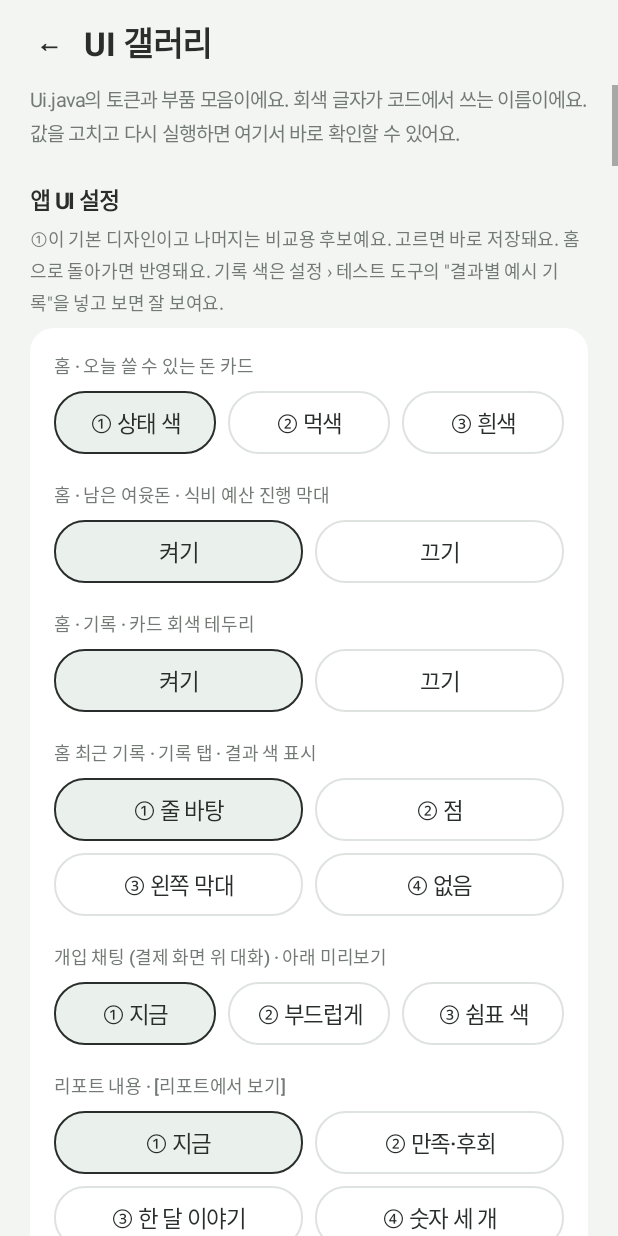
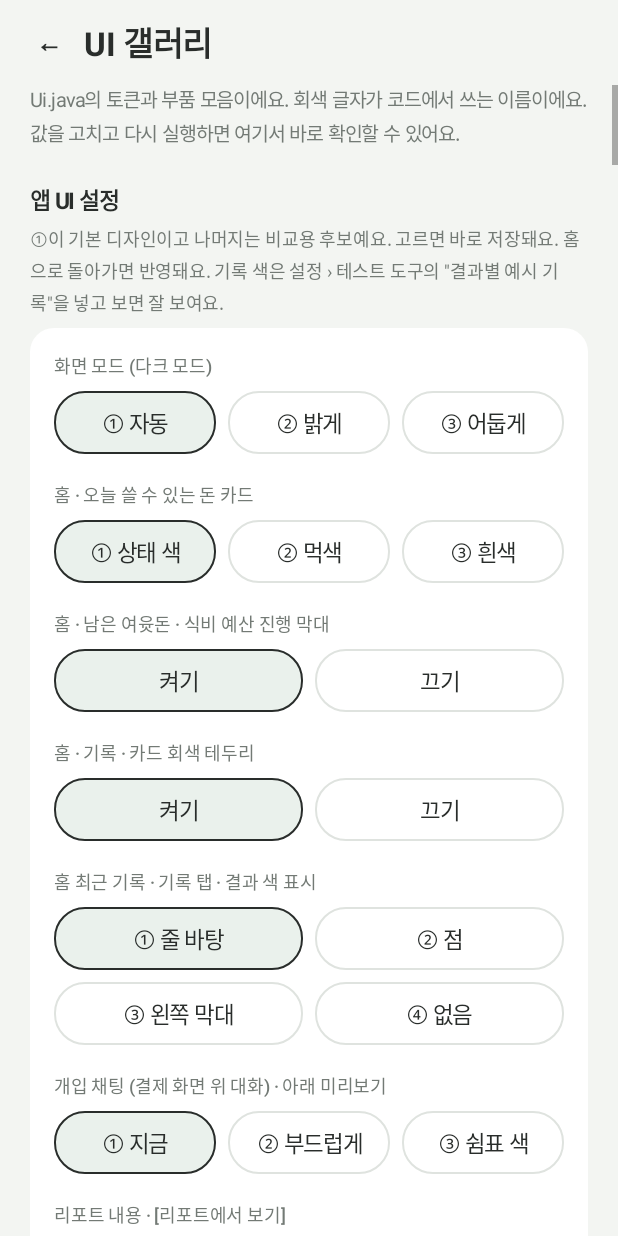
Before and after one commit to minttkd/Comma, an Android app: the UiGalleryActivity screen opened directly, with no data from a screen before it, on a phone screen of 412 x 824 dp. Run offline under Robolectric (Android 15) with nearby library versions, the phone set to English and light mode, and no system bars; pictures from the network do not load.

Commit message:
다크 모드 추가 (자동 · 밝게 · 어둡게)
추가된 것
- Ui 색을 밝은 화면 · 어두운 화면 두 벌로 (applyPalette 안의 표: 왼쪽 밝게 · 오른쪽 어둡게)
  - 밝은 화면 값은 지금까지와 똑같음 (Figma 값)
  - 색 이름은 밝은 화면 기준. 어두운 화면에서는 WHITE(카드 바탕)가 짙은 회색,
    BRAND(Primary 버튼)가 밝은 색, ON_BRAND가 어두운 글자
  - HERO_BG · ON_HERO · ON_HERO_SUB · ON_HERO_TRACK: 먹색 강조 카드(heroCard, 홈 오늘 카드 먹색)를 BRAND와 분리.
    어두운 화면에서 밝은 덩어리가 눈부셔서 짙은 초록으로. ON_BRAND_TRACK은 ON_HERO_TRACK으로 바꿈
  - Tone은 색이 바뀔 때 refresh()로 다시 채움
- UiPrefs.theme: ① 자동(기본, 휴대폰 다크 모드 설정 따라) · ② 밝게 · ③ 어둡게
  - 설정 화면 "화면 모드" 카드, UI 갤러리 앱 UI 설정에서 바꿈
- Ui.applyTheme(context): MainActivity · UiGalleryActivity onCreate, 개입 오버레이 show() · toast()에서 화면 만들기 전에 부름
- styleWindow(): 어두운 화면이면 상태바 · 내비게이션바 아이콘을 밝게, 창 바탕도 BG로 (시작할 때 흰 번쩍임 방지)

바뀐 점
- MainActivity: 돌아왔을 때 화면 모드가 바뀌었으면 다시 만듦. 화면 모드를 바꿔 다시 만들어도 보던 화면(page)을 유지
- DemoCheckoutActivity: 배민 · 쿠팡 · 무신사 결제 화면 흉내라 다크 모드여도 항상 밝게
- UiGalleryActivity: 색 토큰이 final이 아니어서 목록 조건에서 final 검사 제거
- docs/UI_컴포넌트.md: 다크 모드 절, 화면 모드 설정, HERO 색

확인
- 에뮬레이터(어둡게): 홈 · 설정 · 기록 · 리포트 · 어제 결제 돌아보기 시트 · UI 갤러리 개입 미리보기(①·②) 캡처 확인
- 설정에서 밝게 ↔ 어둡게 바꿔도 설정 화면에 그대로 머무는 것 확인
- 단위 테스트 · assembleDebug 통과, core · Store · GuardService · ClaudeClient 변경 없음

Co-Authored-By: Claude Opus 5.5 <noreply@anthropic.com>

```diff
--- a/android/app/src/main/java/com/shimpyo/app/DemoCheckoutActivity.java
+++ b/android/app/src/main/java/com/shimpyo/app/DemoCheckoutActivity.java
@@ -74,6 +74,7 @@ public class DemoCheckoutActivity extends Activity {
     @Override
     protected void onCreate(Bundle b) {
         super.onCreate(b);
+        Ui.applyPalette(false); // 배민·쿠팡·무신사 결제 화면 흉내라 다크 모드여도 밝게 (돌아가면 MainActivity가 다시 고른다)
         MainActivity.styleWindow(this);
         int idx = getIntent().getIntExtra(EXTRA_PRESET, 0);
         current = PRESETS[Math.max(0, Math.min(PRESETS.length - 1, idx))];
--- a/android/app/src/main/java/com/shimpyo/app/OverlayController.java
+++ b/android/app/src/main/java/com/shimpyo/app/OverlayController.java
@@ -80,6 +80,7 @@ final class OverlayController {
     void show(Session s) {
         session = s;
         UiPrefs.load(ctx); // 접근성 서비스에서는 MainActivity를 거치지 않을 수 있어 여기서 읽는다
+        Ui.applyTheme(ctx); // 다크 모드
         if (root == null) {
             buildRoot();
             WindowManager.LayoutParams p = new WindowManager.LayoutParams(
@@ -209,6 +210,8 @@ final class OverlayController {
     /** S08 처리 완료 토스트 (Figma Toast: 먹색 바탕, radius 14, 15 Medium / 12 Regular). */
     void toast(String line1, String line2) {
         removeToast();
+        UiPrefs.load(ctx);
+        Ui.applyTheme(ctx);
         LinearLayout box = Ui.tintBox(ctx, Ui.BRAND, Ui.Pad.TOAST_H, Ui.Pad.TOAST_V);
         box.setElevation(Ui.dp(ctx, Ui.Size.ELEVATION));
         box.addView(Ui.text(ctx, line1, Ui.Font.BODY, Ui.ON_BRAND, Ui.MEDIUM));
--- a/android/app/src/main/java/com/shimpyo/app/Ui.java
+++ b/android/app/src/main/java/com/shimpyo/app/Ui.java
@@ -49,41 +49,115 @@ final class Ui {
 
     // ================================================================== 색 (Figma Color 변수)
     // brand/blue는 이름과 달리 짙은 먹색이다.
+    //
+    // 밝은 화면 · 어두운 화면 두 벌이 있다 (applyPalette 아래 표). 그래서 final이 아니다.
+    // 화면을 만들기 전에 applyTheme(context)를 부르면 UiPrefs.theme(기기 따라 · 밝게 · 어둡게)대로 한 벌을 고른다.
+    // 이름은 밝은 화면 기준이다: WHITE는 "카드 바탕(surface)", BRAND는 "가장 진한 강조 색"이라
+    // 어두운 화면에서는 WHITE가 짙은 회색, BRAND가 밝은 색이 된다.
 
-    static final int BRAND = Color.parseColor("#292D2B");      // brand/blue · brand/navy
-    static final int BRAND_LIGHT = Color.parseColor("#EAF1EC"); // brand/blue-light
-    static final int TEXT = Color.parseColor("#292D2B");       // text/primary
-    static final int MUTED = Color.parseColor("#737A75");      // text/muted
-    static final int SUBTLE = Color.parseColor("#879A8A");     // text/subtle
-    static final int LINE = Color.parseColor("#DFE3DF");       // line · chip/stroke
-    static final int BG = Color.parseColor("#F3F5F2");         // bg
-    static final int WHITE = Color.WHITE;                      // surface
-    static final int RED = Color.parseColor("#A14D46");        // status/red
-    static final int RED_BG = Color.parseColor("#F7EAE8");     // status/red-bg
-    static final int AMBER = Color.parseColor("#8C6C23");      // status/amber
-    static final int AMBER_BG = Color.parseColor("#F7F0DE");   // status/amber-bg
-    static final int GREEN = Color.parseColor("#37624C");      // status/green
-    static final int GREEN_BG = Color.parseColor("#E8EFE9");   // status/green-bg
-    static final int DIM = Color.argb(140, 0x17, 0x20, 0x1A);  // dim #17201A · 55%
+    static int BRAND;          // brand/blue · brand/navy · Primary 버튼, 먹색 카드
+    static int BRAND_LIGHT;    // brand/blue-light
+    static int TEXT;           // text/primary
+    static int MUTED;          // text/muted
+    static int SUBTLE;         // text/subtle
+    static int LINE;           // line · chip/stroke
+    static int BG;             // bg
+    static int WHITE;          // surface (카드 · 시트 바탕)
+    static int RED;            // status/red
+    static int RED_BG;         // status/red-bg
+    static int AMBER;          // status/amber
+    static int AMBER_BG;       // status/amber-bg
+    static int GREEN;          // status/green
+    static int GREEN_BG;       // status/green-bg
+    static int DIM;            // dim · 개입 시트 뒤 어두운 막
+    static int ON_BRAND;       // 먹색(BRAND) 바탕 위 글자
+    static int ON_BRAND_SUB;   // 먹색 바탕 위 보조 글자
+    static int HERO_BG;        // 먹색 강조 카드 바탕 (heroCard · 홈 오늘 카드 ② 먹색). 밝은 화면은 BRAND와 같고, 어두운 화면은 짙은 초록
+    static int ON_HERO;        // 먹색 강조 카드 위 글자
+    static int ON_HERO_SUB;    // 먹색 강조 카드 위 보조 글자
+    static int ON_HERO_TRACK;  // 먹색 강조 카드 위 진행 막대 바탕
+    static int GUARD_FILL;     // 결제 버튼 가드 표시
 
-    static final int ON_BRAND = WHITE;                         // 먹색 바탕 위 글자
-    static final int ON_BRAND_SUB = LINE;                      // 먹색 바탕 위 보조 글자
-    static final int ON_BRAND_TRACK = Color.argb(51, 255, 255, 255); // 먹색 바탕 위 진행 막대 바탕 (흰색 20%)
-    static final int GUARD_FILL = Color.argb(40, 0x37, 0x62, 0x4C); // status/green 16% · 결제 버튼 가드 표시
+    /** 지금 어두운 화면 색을 쓰는 중인지. */
+    static boolean dark;
 
-    /** 상태 색 묶음 (바탕, 글자). 태그·알림에 쓴다. */
+    static {
+        applyPalette(false);
+    }
+
+    /** UiPrefs.theme대로 색 한 벌을 고른다. 화면(Activity · 오버레이)을 만들기 전에 부른다. */
+    static void applyTheme(Context c) {
+        boolean d;
+        switch (UiPrefs.theme) {
+            case LIGHT: d = false; break;
+            case DARK: d = true; break;
+            default: d = systemDark(c);
+        }
+        applyPalette(d);
+    }
+
+    /** 기기 설정이 다크 모드인지. */
+    static boolean systemDark(Context c) {
+        int night = c.getResources().getConfiguration().uiMode & android.content.res.Configuration.UI_MODE_NIGHT_MASK;
+        return night == android.content.res.Configuration.UI_MODE_NIGHT_YES;
+    }
+
+    /** 색 두 벌. 왼쪽 밝은 화면(Figma 값) · 오른쪽 어두운 화면. */
+    static void applyPalette(boolean d) {
+        dark = d;
+        BRAND = c(d, "#292D2B", "#DCE4DE");
+        BRAND_LIGHT = c(d, "#EAF1EC", "#22302A");
+        TEXT = c(d, "#292D2B", "#E6EBE7");
+        MUTED = c(d, "#737A75", "#A3ACA6");
+        SUBTLE = c(d, "#879A8A", "#7F9486");
+        LINE = c(d, "#DFE3DF", "#333A35");
+        BG = c(d, "#F3F5F2", "#121513");
+        WHITE = c(d, "#FFFFFF", "#1C211E");
+        RED = c(d, "#A14D46", "#E8968C");
+        RED_BG = c(d, "#F7EAE8", "#3A2522");
+        AMBER = c(d, "#8C6C23", "#DDB96B");
+        AMBER_BG = c(d, "#F7F0DE", "#352D1A");
+        GREEN = c(d, "#37624C", "#88C8A3");
+        GREEN_BG = c(d, "#E8EFE9", "#1E2D24");
+        DIM = d ? Color.argb(170, 0, 0, 0) : Color.argb(140, 0x17, 0x20, 0x1A); // 밝은 화면: #17201A 55%
+        ON_BRAND = c(d, "#FFFFFF", "#151916");
+        ON_BRAND_SUB = c(d, "#DFE3DF", "#55605A");
+        // 강조 카드는 어두운 화면에서 밝은 덩어리가 되면 눈이 부셔서 BRAND와 따로 둔다
+        HERO_BG = c(d, "#292D2B", "#24342B");
+        ON_HERO = c(d, "#FFFFFF", "#E6EBE7");
+        ON_HERO_SUB = c(d, "#DFE3DF", "#A6B6AB");
+        ON_HERO_TRACK = Color.argb(51, 255, 255, 255); // 흰색 20%
+        GUARD_FILL = d ? Color.argb(48, 0x88, 0xC8, 0xA3) : Color.argb(40, 0x37, 0x62, 0x4C); // status/green 16%
+        Tone.refresh();
+    }
+
+    private static int c(boolean dark, String light, String darkHex) {
+        return Color.parseColor(dark ? darkHex : light);
+    }
+
+    /** 상태 색 묶음 (바탕, 글자). 태그·알림에 쓴다. 색 한 벌이 바뀌면 refresh()로 다시 채운다. */
     enum Tone {
-        SUCCESS(GREEN_BG, GREEN),       // Tag/Green · 멈춤, 여유
-        WARNING(AMBER_BG, AMBER),       // Tag/Amber · 주의, 숙고 후 결제
-        DANGER(RED_BG, RED),            // Tag/Red · 초과, 재무 위험
-        BRAND(BRAND_LIGHT, Ui.BRAND),   // Tag/Blue · 강도, 회고
-        ACCENT(BRAND_LIGHT, GREEN),     // 연초록 바탕 + 초록 글자 · 필수, 이유 선택 결제
-        NEUTRAL(BG, MUTED),             // 회색 · 선택, 기타
-        INVERSE(Ui.BRAND, WHITE);       // 먹색 바탕 · 강한 개입
+        SUCCESS,   // Tag/Green · 멈춤, 여유              (GREEN_BG, GREEN)
+        WARNING,   // Tag/Amber · 주의, 숙고 후 결제        (AMBER_BG, AMBER)
+        DANGER,    // Tag/Red · 초과, 재무 위험             (RED_BG, RED)
+        BRAND,     // Tag/Blue · 강도, 회고                 (BRAND_LIGHT, BRAND)
+        ACCENT,    // 연초록 바탕 + 초록 글자 · 필수, 이유 선택 결제 (BRAND_LIGHT, GREEN)
+        NEUTRAL,   // 회색 · 선택, 기타                     (BG, MUTED)
+        INVERSE;   // 먹색 바탕 · 강한 개입                  (BRAND, ON_BRAND)
 
-        final int bg, fg;
+        int bg, fg;
 
-        Tone(int bg, int fg) {
+        static void refresh() {
+            SUCCESS.set(GREEN_BG, GREEN);
+            WARNING.set(AMBER_BG, AMBER);
+            DANGER.set(RED_BG, RED);
+            BRAND.set(BRAND_LIGHT, Ui.BRAND);
+            ACCENT.set(BRAND_LIGHT, GREEN);
+            NEUTRAL.set(BG, MUTED);
+            INVERSE.set(Ui.BRAND, ON_BRAND);
+        }
+
+        private void set(int bg, int fg) {
             this.bg = bg;
             this.fg = fg;
         }
@@ -846,11 +920,11 @@ final class Ui {
      */
     static LinearLayout heroCard(Context c, String label, String value, String sub, boolean large) {
         LinearLayout h = v(c);
-        h.setBackground(round(c, BRAND, Radius.CARD));
+        h.setBackground(round(c, HERO_BG, Radius.CARD));
         pad(h, c, large ? Pad.HERO_LARGE : Pad.HERO);
-        h.addView(text(c, label, Font.CAPTION, ON_BRAND_SUB, MEDIUM));
-        stack(h, text(c, value, large ? Font.DISPLAY : Font.TITLE, ON_BRAND, BOLD), Space.LINE);
-        stack(h, text(c, sub, Font.CAPTION, ON_BRAND_SUB, REGULAR), Space.LINE);
+        h.addView(text(c, label, Font.CAPTION, ON_HERO_SUB, MEDIUM));
+        stack(h, text(c, value, large ? Font.DISPLAY : Font.TITLE, ON_HERO, BOLD), Space.LINE);
+        stack(h, text(c, sub, Font.CAPTION, ON_HERO_SUB, REGULAR), Space.LINE);
         return h;
     }
 
--- a/android/app/src/main/java/com/shimpyo/app/UiGalleryActivity.java
+++ b/android/app/src/main/java/com/shimpyo/app/UiGalleryActivity.java
@@ -42,6 +42,8 @@ public class UiGalleryActivity extends Activity {
     @Override
     protected void onCreate(Bundle b) {
         super.onCreate(b);
+        UiPrefs.load(this);
+        Ui.applyTheme(this);
         MainActivity.styleWindow(this);
         LinearLayout root = Ui.v(this);
         root.setBackgroundColor(Ui.BG);
@@ -75,7 +77,14 @@ public class UiGalleryActivity extends Activity {
         Ui.stack(content, Ui.meta(this, "①이 기본 디자인이고 나머지는 비교용 후보예요. 고르면 바로 저장돼요. 홈으로 돌아가면 반영돼요. 기록 색은 설정 › 테스트 도구의 \"결과별 예시 기록\"을 넣고 보면 잘 보여요."), Ui.Space.TIGHT);
         LinearLayout c = Ui.card(this);
 
-        c.addView(Ui.caption(this, "홈 · 오늘 쓸 수 있는 돈 카드"));
+        c.addView(Ui.caption(this, "화면 모드 (다크 모드)"));
+        List<TextView> themes = new ArrayList<>();
+        for (UiPrefs.Theme t : UiPrefs.Theme.values()) {
+            themes.add(Ui.chip(this, t.label, UiPrefs.theme == t, v -> apply(() -> UiPrefs.theme = t)));
+        }
+        Ui.stack(c, Ui.chipGrid(this, themes, 3), Ui.Space.ITEM);
+
+        Ui.stack(c, Ui.caption(this, "홈 · 오늘 쓸 수 있는 돈 카드"), Ui.Space.SECTION);
         List<TextView> today = new ArrayList<>();
         for (UiPrefs.TodayCard t : UiPrefs.TodayCard.values()) {
             today.add(Ui.chip(this, t.label, UiPrefs.todayCard == t, v -> apply(() -> UiPrefs.todayCard = t)));
@@ -235,7 +244,8 @@ public class UiGalleryActivity extends Activity {
         List<Object[]> out = new ArrayList<>();
         for (Field f : cls.getDeclaredFields()) {
             int m = f.getModifiers();
-            if (!Modifier.isStatic(m) || !Modifier.isFinal(m) || skip.contains(f.getName())) continue;
+            // 색은 밝은/어두운 두 벌이라 final이 아니다 → static이면 모두 보여 준다
+            if (!Modifier.isStatic(m) || skip.contains(f.getName())) continue;
             Class<?> t = f.getType();
             if (t != int.class && t != float.class) continue;
             try {
```
Also changed, not shown: android/app/src/main/java/com/shimpyo/app/MainActivity.java (+50 -10 lines), android/app/src/main/java/com/shimpyo/app/UiPrefs.java (+16 -0 lines), 1 other file.
